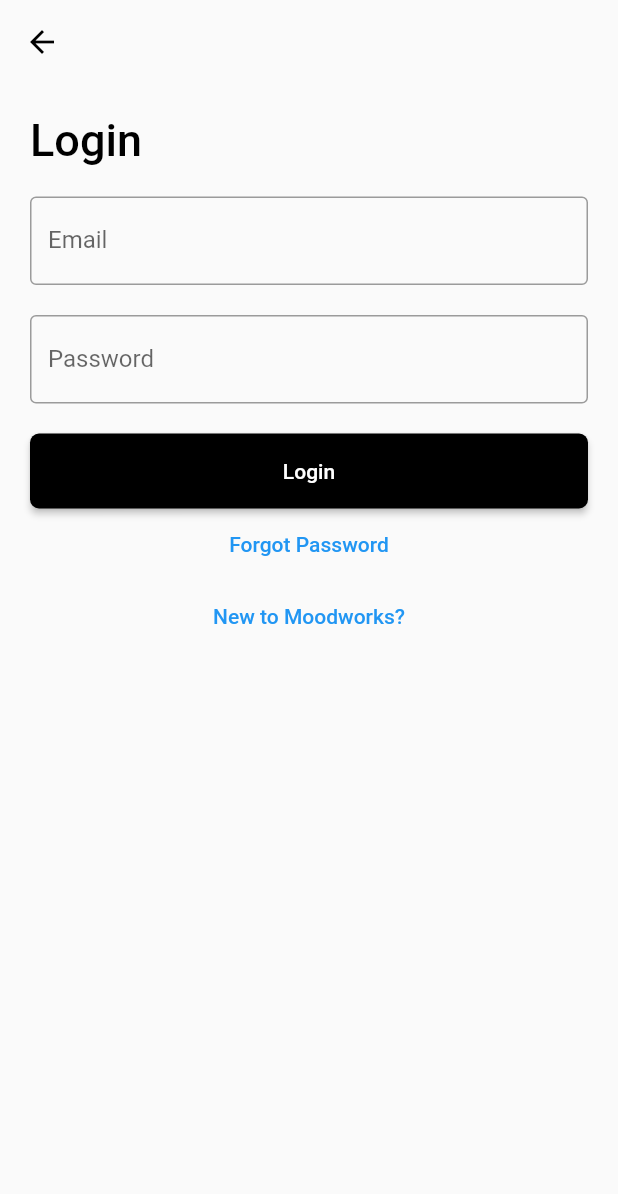
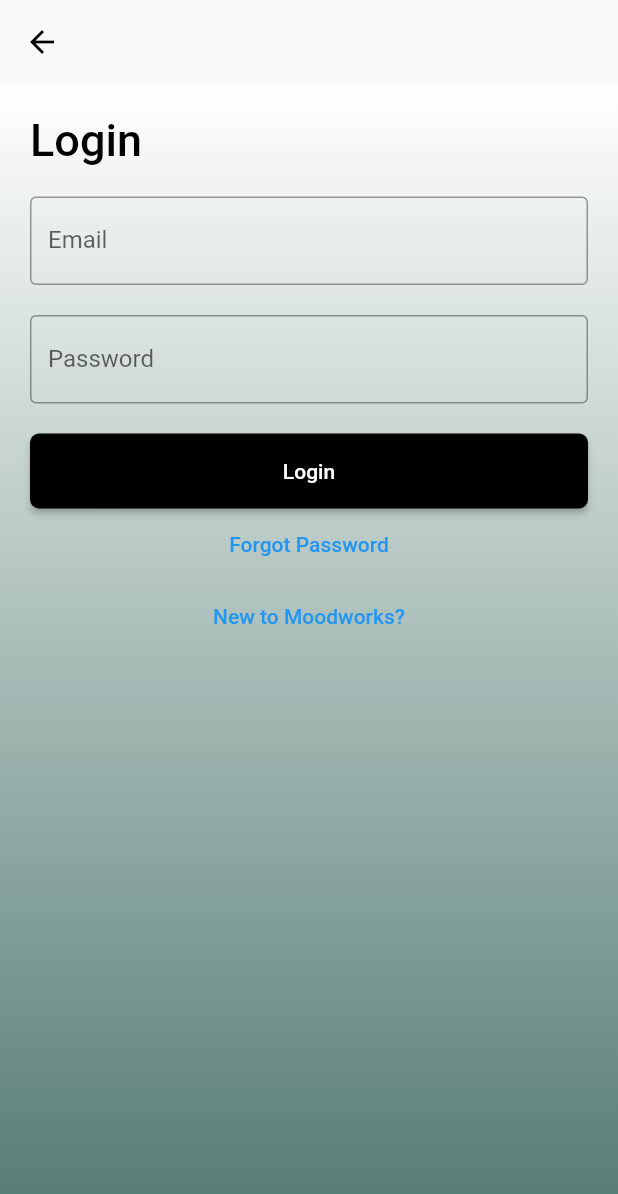
Before and after one commit to reinhard9921/moodworks_app, a Flutter app: the screen it shows after launch, after a tap on "Log In", on a phone screen of 412 x 824 dp. Shown: the top 1194 px of the screen. Run offline on Flutter 3.47's test engine with Material 2 defaults, Android fonts, the phone set to English and light mode, and no system bars.

Commit message:
Added Images and background gradient

```diff
--- a/lib/Classes/_screen.dart
+++ b/lib/Classes/_screen.dart
@@ -1,7 +1,7 @@
 
 import 'package:flutter/material.dart';
 
-class screen extends StatelessWidget {
+class sscreen extends StatelessWidget {
   @override
   Widget build(BuildContext context) {
     return Container(
@@ -16,3 +16,7 @@ class screen extends StatelessWidget {
     );
   }
 }
+
+final screen = ThemeData(
+  canvasColor: Colors.green
+);
--- a/lib/Screens/login_screen.dart
+++ b/lib/Screens/login_screen.dart
@@ -105,7 +105,17 @@ class LoginScreen extends StatelessWidget {
         elevation: 0.0,
         iconTheme: IconThemeData(color: Colors.black),
       ),
-        body: Padding(
+      body: SafeArea(
+        child: Container(
+          decoration: BoxDecoration(
+              gradient: LinearGradient(
+                  begin: Alignment.topCenter,
+                  end: Alignment.bottomCenter,
+                  colors: [
+                Color.fromRGBO(255, 255, 255, 1),
+                Color.fromRGBO(81, 121, 112, 1)
+              ])),
+          child: Padding(
             padding: EdgeInsets.all(10),
             child: Center(
               child: ListView(
@@ -179,6 +189,9 @@ class LoginScreen extends StatelessWidget {
                 ],
               ),
             ),
-        ));
+          ),
+        ),
+      ),
+    );
   }
 }
--- a/lib/Screens/splashscreen_screen.dart
+++ b/lib/Screens/splashscreen_screen.dart
@@ -1,21 +1,33 @@
+import 'package:flutter/cupertino.dart';
 import 'package:flutter/material.dart';
 import 'login_screen.dart' as login;
 import 'registerscreen_screen.dart';
+import '';
 
 class SplashScreen_screen extends StatelessWidget {
   @override
   Widget build(BuildContext context) {
-    return MaterialApp(
-      home: Container(
-        child: Row(
-            //mainAxisSize: MainAxisSize.min,
-            crossAxisAlignment: CrossAxisAlignment.end,
-            mainAxisAlignment: MainAxisAlignment.center,
+    return Scaffold(
+      body: SafeArea(
+        child: Container(
+          decoration: BoxDecoration(
+              gradient: LinearGradient(
+                  begin: Alignment.topCenter,
+                  end: Alignment.bottomCenter,
+                  colors: [
+                Color.fromRGBO(255, 255, 255, 1),
+                Color.fromRGBO(81, 121, 112, 1)
+              ])),
+          child: Column(
             children: <Widget>[
+              Container(child: Image.asset('assets/images/MoodworksLogo.png')),
+              SizedBox(height: 570),
               ButtonBar(
+                alignment: MainAxisAlignment.center,
                 buttonMinWidth: 175.0,
                 children: <Widget>[
                   RaisedButton(
+                    color: Colors.black,
                     shape: RoundedRectangleBorder(
                       borderRadius: BorderRadius.circular(6.0),
                     ),
@@ -25,6 +37,7 @@ class SplashScreen_screen extends StatelessWidget {
                     child: Text('Register', style: TextStyle(fontSize: 20)),
                   ),
                   RaisedButton(
+                    color: Colors.black,
                     shape: RoundedRectangleBorder(
                       borderRadius: BorderRadius.circular(6.0),
                     ),
@@ -35,7 +48,9 @@ class SplashScreen_screen extends StatelessWidget {
                   ),
                 ],
               ),
-            ]),
+            ],
+          ),
+        ),
       ),
     );
   }
--- a/lib/main.dart
+++ b/lib/main.dart
@@ -1,5 +1,6 @@
 import 'dart:ui';
 import 'package:flutter/material.dart';
+import 'package:moodworksapp/Classes/_screen.dart';
 import 'Screens/login_screen.dart' as login;
 import 'Screens/splashscreen_screen.dart' as splash;
 import 'Screens/registerscreen_screen.dart' as register;
@@ -22,6 +23,7 @@ import 'Screens/typeDescriptionScreen_screen.dart' as typedesc;
 
 void main() {
   runApp(new MaterialApp(
+
     home: splash.SplashScreen_screen(),
     routes: <String, WidgetBuilder>{
       "/splash" : (BuildContext context)=> new splash.SplashScreen_screen(),
--- a/pubspec.yaml
+++ b/pubspec.yaml
@@ -21,6 +21,7 @@ dependencies:
     sdk: flutter
 
 
+
   # The following adds the Cupertino Icons font to your application.
   # Use with the CupertinoIcons class for iOS style icons.
   cupertino_icons: ^0.1.3
@@ -34,7 +35,8 @@ dev_dependencies:
 
 # The following section is specific to Flutter.
 flutter:
-
+  assets:
+    - assets/images/
   # The following line ensures that the Material Icons font is
   # included with your application, so that you can use the icons in
   # the material Icons class.
```
Also changed, not shown: lib/Screens/menuSelectionscreen_screen.dart (+19 -7 lines), assets/images/MoodworksLogo.png (added). Lines whose indentation alone changed are shown as unchanged.
